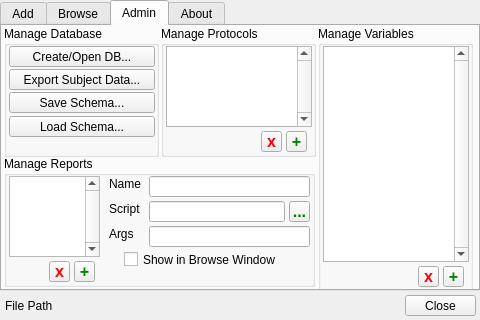
Above: src/psylab/subject_manager/subject_manager_ui.ui from cbrown1/psylab before the change. Below: the same form after it.
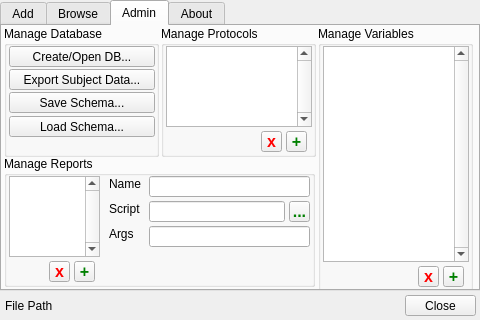
That is the form after the change.

Commit message: subject manager: reports can now be run from admin (double click). Removed 'subjects' db field from report table; subject reports now added to browse page based on args. Enrollment report now working.

The edit to the form file:
```diff
--- a/src/psylab/subject_manager/subject_manager_ui.ui
+++ b/src/psylab/subject_manager/subject_manager_ui.ui
@@ -1305,19 +1305,6 @@
        <string>Queries can be in the form &quot;FName:John OR LName:Smith&quot;</string>
       </property>
      </widget>
-     <widget class="QCheckBox" name="admin_reports_isSubject_checkBox">
-      <property name="geometry">
-       <rect>
-        <x>120</x>
-        <y>95</y>
-        <width>171</width>
-        <height>17</height>
-       </rect>
-      </property>
-      <property name="text">
-       <string>Show in Browse Window</string>
-      </property>
-     </widget>
     </widget>
    </widget>
    <widget class="QWidget" name="tab_4">
```
The commit also changes 5 other files.
